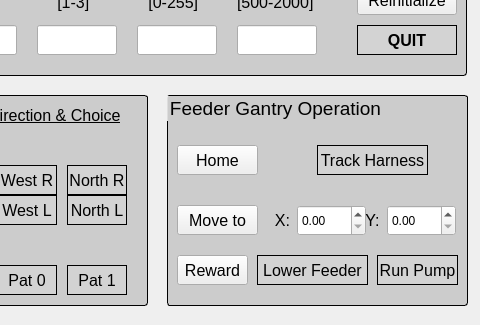
Before: the Qt Designer form src/omniroute_operation/src/omniroute_controller/omniroute_controller_interface.ui in NC4Lab/omniroute_ubuntu_ws, drawn with Qt 5; both pictures show x 313 to 793 and y 755 to 1080 of the 793 by 1080 pixel window.
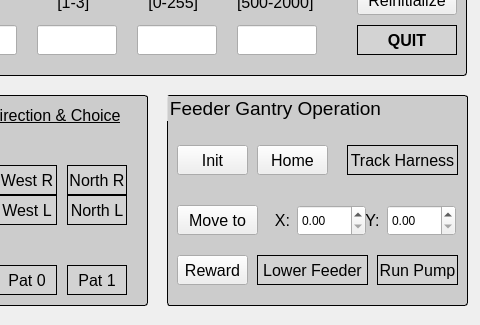
After: the same form once the commit is applied.

Commit message: Gantry init button added - gantry can now be tested without walls

Patch:
```diff
--- a/src/omniroute_operation/src/omniroute_controller/omniroute_controller_interface.ui
+++ b/src/omniroute_operation/src/omniroute_controller/omniroute_controller_interface.ui
@@ -1504,9 +1504,9 @@
    <widget class="QPushButton" name="homeGantryBtn">
     <property name="geometry">
      <rect>
-      <x>10</x>
+      <x>90</x>
       <y>50</y>
-      <width>81</width>
+      <width>71</width>
       <height>30</height>
      </rect>
     </property>
@@ -1638,7 +1638,7 @@
    <widget class="QPushButton" name="trackHarnessTogBtn">
     <property name="geometry">
      <rect>
-      <x>150</x>
+      <x>180</x>
       <y>50</y>
       <width>111</width>
       <height>30</height>
@@ -1676,6 +1676,24 @@
      <bool>true</bool>
     </property>
    </widget>
+   <widget class="QPushButton" name="initGantryBtn">
+    <property name="geometry">
+     <rect>
+      <x>10</x>
+      <y>50</y>
+      <width>71</width>
+      <height>30</height>
+     </rect>
+    </property>
+    <property name="font">
+     <font>
+      <pointsize>12</pointsize>
+     </font>
+    </property>
+    <property name="text">
+     <string>Init</string>
+    </property>
+   </widget>
   </widget>
   <zorder>gantryOperationGroupBo</zorder>
   <zorder>selectorGroupBox</zorder>
```
The commit also changes 1 other file.
